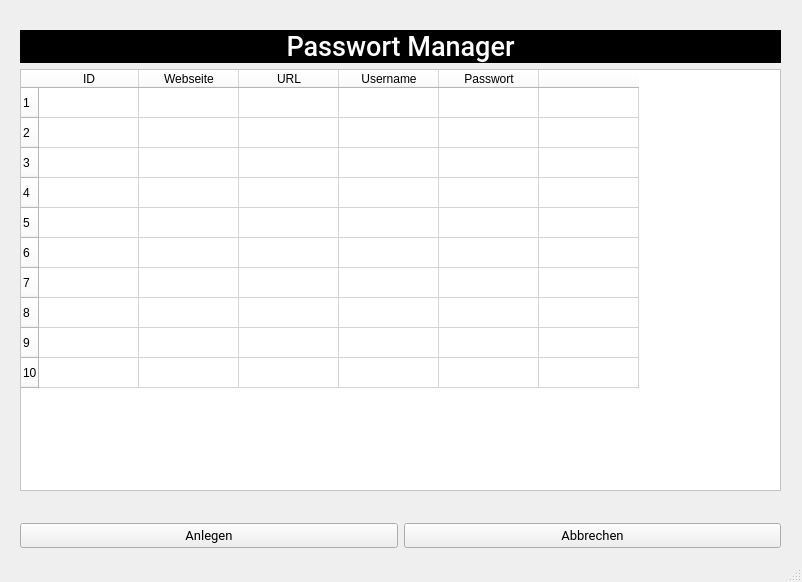
Before: the Qt Designer form main_site.ui in kelvfi/PyQt_Projekt, drawn with Qt 5.
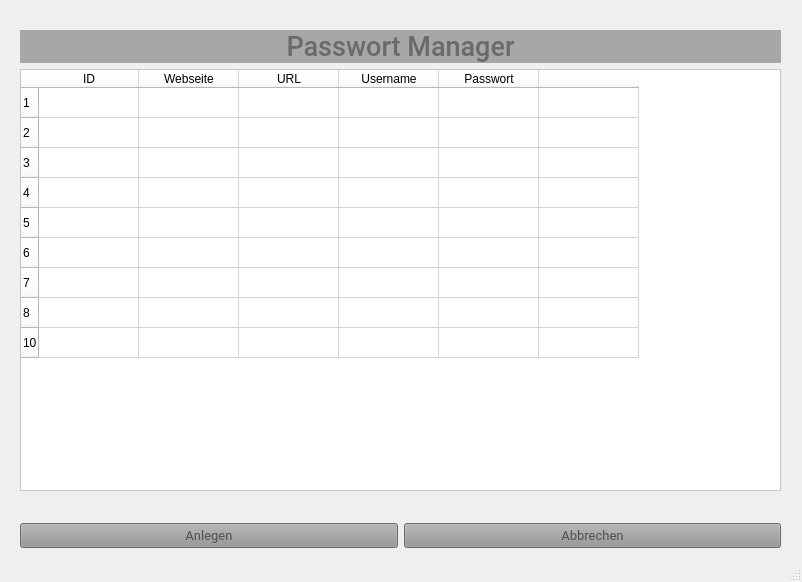
After: the same form once the commit is applied. Icons and pictures are not drawn.

Diff of the .ui file:
```diff
--- a/main_site.ui
+++ b/main_site.ui
@@ -38,6 +38,10 @@
          <pointsize>10</pointsize>
         </font>
        </property>
+       <property name="styleSheet">
+        <string notr="true">background-color: rgb(149, 149, 149);
+color: rgb(80, 80, 80);</string>
+       </property>
        <property name="text">
         <string>Anlegen</string>
        </property>
@@ -55,6 +59,10 @@
          <pointsize>10</pointsize>
         </font>
        </property>
+       <property name="styleSheet">
+        <string notr="true">background-color: rgb(149, 149, 149);
+color: rgb(80, 80, 80);</string>
+       </property>
        <property name="text">
         <string>Abbrechen</string>
        </property>
@@ -88,8 +96,8 @@
         <bool>false</bool>
        </property>
        <property name="styleSheet">
-        <string notr="true">background-color: rgb(0, 0, 0);
-color: rgb(255, 255, 255);</string>
+        <string notr="true">background-color: rgb(167, 167, 167);
+color: rgb(106, 106, 106);</string>
        </property>
        <property name="frameShape">
         <enum>QFrame::NoFrame</enum>
@@ -150,11 +158,6 @@
          <string>8</string>
         </property>
        </row>
-       <row>
-        <property name="text">
-         <string>9</string>
-        </property>
-       </row>
        <row>
         <property name="text">
          <string>10</string>
```
Left out of the diff: 5 changed lines with no effect on the pictures.
